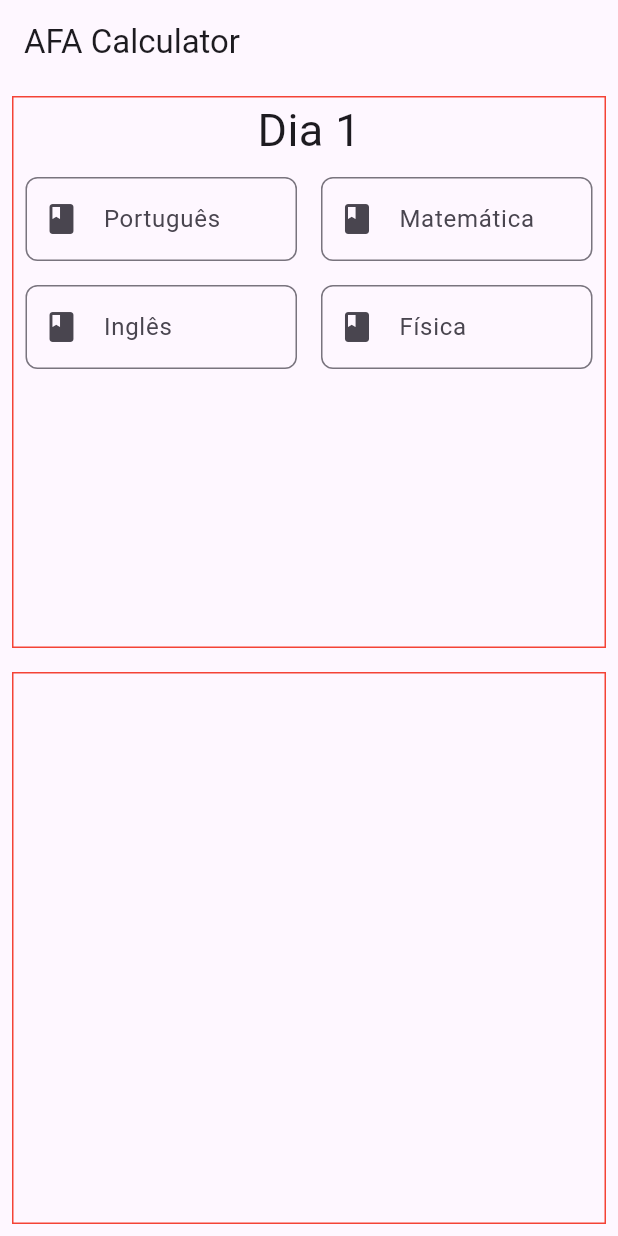
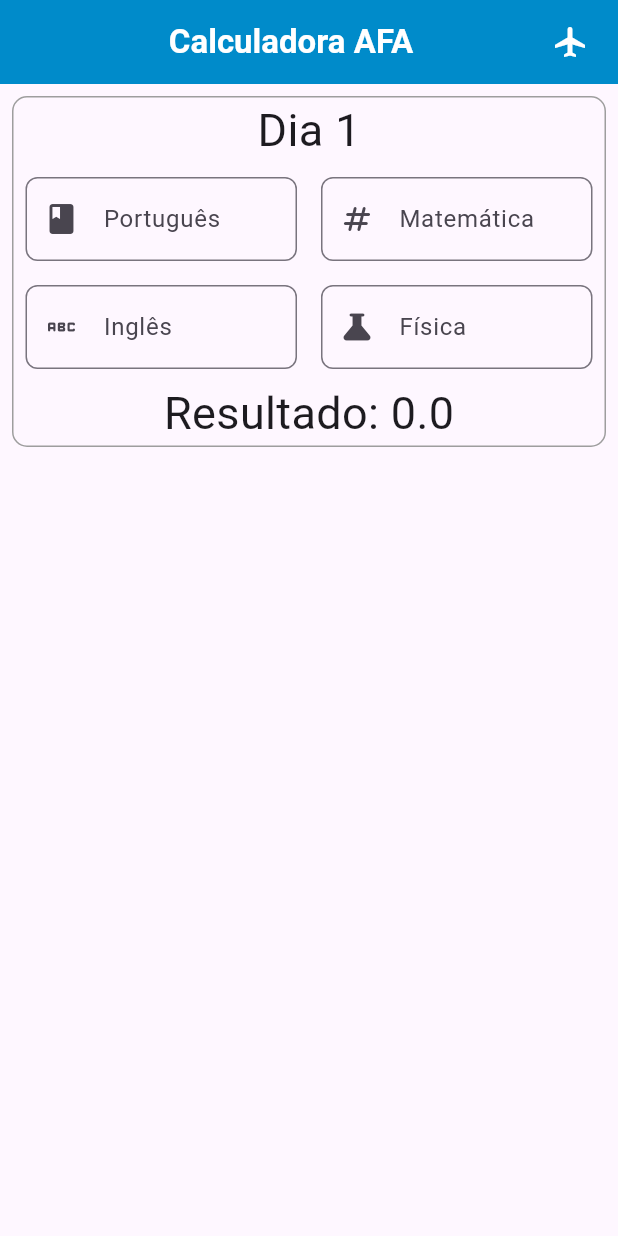
Before and after one commit to brunoalksouza/ada_calculator_flutter, a Flutter app: the screen it shows after launch, on a phone screen of 412 x 824 dp. Run offline on Flutter 3.47's test engine with Material 3 defaults, Android fonts, the phone set to English and light mode, and no system bars; missing offline and left inert: dart:ffi.

Commit message:
ADD materias e texto de resultado

```diff
--- a/lib/home.dart
+++ b/lib/home.dart
@@ -1,3 +1,5 @@
+import 'dart:ffi';
+
 import 'package:flutter/material.dart';
 import 'package:afa_calculator_flutter/widgets/my_custom_input.dart';
 
@@ -12,39 +14,37 @@ class _HomePageState extends State<HomePage> {
   @override
   Widget build(BuildContext context) {
     return Scaffold(
-      appBar: AppBar(
-        title: const Text('AFA Calculator'),
-      ),
       body: Column(
         children: [
-          Expanded(
-            child: Container(
+          Container(
             margin: const EdgeInsets.all(8.0),
             decoration: BoxDecoration(
               border: Border.all(
-                  color: Colors.red, // cor da borda
-                  width: 1, // espessura da borda
+                color: Colors.grey,
               ),
+              borderRadius: BorderRadius.circular(10),
             ),
-              child: const Column(
+            child: Column(
               children: [
-                  Text(
+                const Text(
                   'Dia 1',
-                    style: TextStyle(fontSize: 30),
+                  style: TextStyle(fontSize: 30, fontWeight: FontWeight.w400),
                 ),
-                  SizedBox(height: 2),
+                const SizedBox(height: 2),
                 Row(
                   children: [
                     Expanded(
                       child: MyCustomInput(
                         labelText: 'Português',
                         size: 0.3,
+                        icon: const Icon(Icons.book_rounded),
                       ),
                     ),
                     Expanded(
                       child: MyCustomInput(
                         labelText: 'Matemática',
                         size: 0.3,
+                        icon: const Icon(Icons.numbers_rounded),
                       ),
                     ),
                   ],
@@ -55,29 +55,23 @@ class _HomePageState extends State<HomePage> {
                       child: MyCustomInput(
                         labelText: 'Inglês',
                         size: 0.3,
+                        icon: const Icon(Icons.abc_rounded),
                       ),
                     ),
                     Expanded(
                       child: MyCustomInput(
                         labelText: 'Física',
                         size: 0.3,
+                        icon: const Icon(Icons.science_rounded),
                       ),
                     ),
                   ],
                 ),
+                const Text(
+                  'Resultado: 0.0',
+                  style: TextStyle(fontSize: 30, fontWeight: FontWeight.w400),
+                ),
               ],
-              ),
-            ),
-          ),
-          Expanded(
-            child: Container(
-              margin: EdgeInsets.all(8.0),
-              decoration: BoxDecoration(
-                border: Border.all(
-                  color: Colors.red, // cor da borda
-                  width: 1, // espessura da borda
-                ),
-              ),
             ),
           ),
         ],
--- a/lib/main.dart
+++ b/lib/main.dart
@@ -10,9 +10,31 @@ class MainApp extends StatelessWidget {
 
   @override
   Widget build(BuildContext context) {
-    return const MaterialApp(
+    return MaterialApp(
       home: Scaffold(
-        body: HomePage(),
+        appBar: AppBar(
+          backgroundColor: const Color(0xFF008BCA),
+          title: const Center(
+            child: Padding(
+              padding: EdgeInsets.fromLTRB(20, 0, 0, 0),
+              child: Text(
+                'Calculadora AFA',
+                style:
+                    TextStyle(color: Colors.white, fontWeight: FontWeight.bold),
+              ),
+            ),
+          ),
+          actions: const [
+            Padding(
+              padding: EdgeInsets.fromLTRB(0, 0, 20, 0),
+              child: Icon(
+                Icons.airplanemode_active,
+                color: Colors.white, // Define a cor do ícone como branco
+              ),
+            ),
+          ],
+        ),
+        body: const HomePage(),
       ),
     );
   }
--- a/lib/widgets/my_custom_input.dart
+++ b/lib/widgets/my_custom_input.dart
@@ -3,9 +3,13 @@ import 'package:flutter/material.dart';
 class MyCustomInput extends StatelessWidget {
   final String labelText;
   final double size;
+  Icon icon;
 
-  const MyCustomInput({Key? key, required this.labelText, required this.size})
-      : super(key: key);
+  MyCustomInput(
+      {super.key,
+      required this.labelText,
+      required this.size,
+      required this.icon});
 
   @override
   Widget build(BuildContext context) {
@@ -15,7 +19,7 @@ class MyCustomInput extends StatelessWidget {
         child: TextFormField(
           decoration: InputDecoration(
               labelText: labelText,
-              prefixIcon: const Icon(Icons.book_rounded),
+              prefixIcon: icon,
               border: OutlineInputBorder(
                 borderRadius: BorderRadius.circular(8),
               ),
```
Lines whose indentation alone changed are shown as unchanged.
